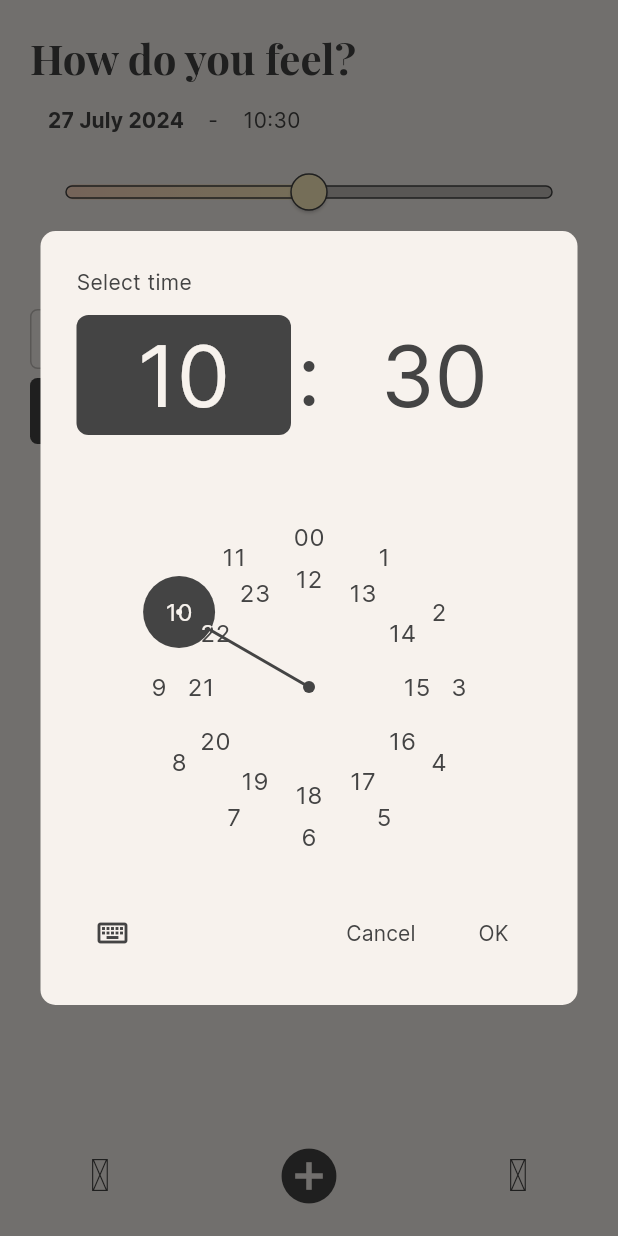
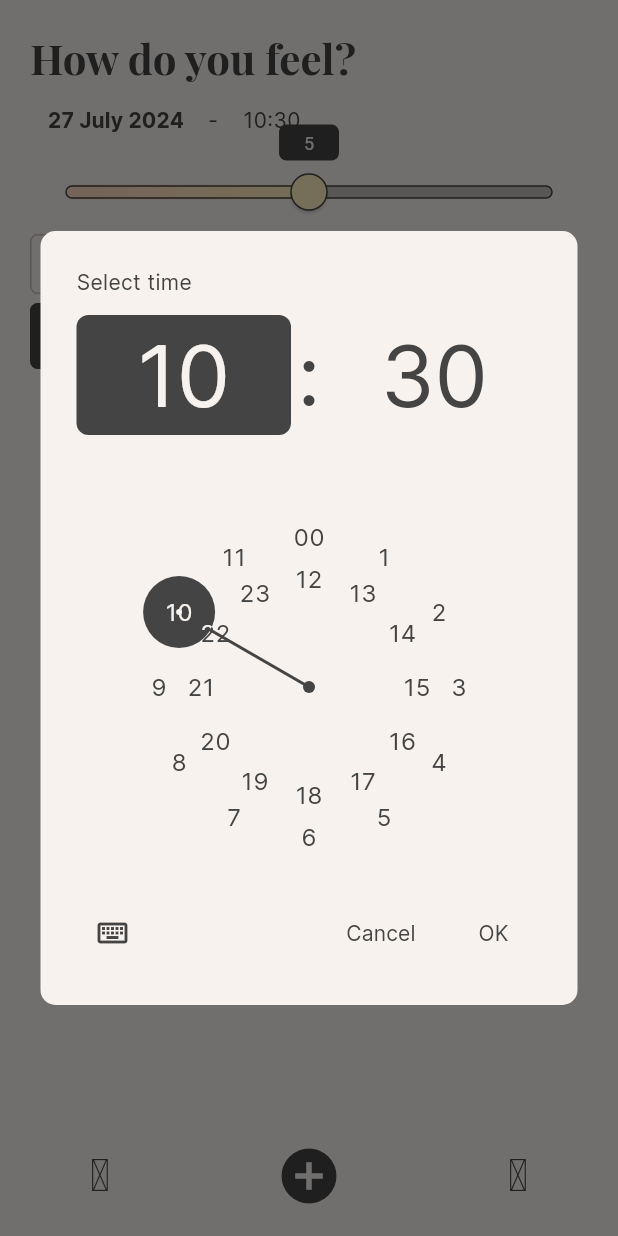
Before and after one commit to OscrTR/CalmNotes, a Flutter app: the ScreenEntry screen opened by its route, after a tap on an icon or button, on a phone screen of 412 x 824 dp. Run offline on Flutter 3.47's test engine with Material 3 defaults, Android fonts, the phone set to English and light mode, and no system bars; our stand-ins replace go_router, material_symbols_icons, sqflite; accounts and stored records are empty.

Commit message:
slider tooltip

```diff
--- a/lib/slider.dart
+++ b/lib/slider.dart
@@ -73,6 +73,7 @@ class _CustomSliderState extends State<CustomSlider> {
             thumbColor: thumbColor,
             inactiveTickMarkColor: Colors.transparent,
             activeTickMarkColor: Colors.transparent,
+            showValueIndicator: ShowValueIndicator.never,
           ),
           child: Slider(
             value: _currentSliderValue,
@@ -86,11 +87,6 @@ class _CustomSliderState extends State<CustomSlider> {
               });
             },
           ),
-        ),
-        const SizedBox(height: 16),
-        Text(
-          'Value: ${_currentSliderValue.toStringAsFixed(1)}',
-          style: const TextStyle(fontSize: 24),
         ),
       ],
     );
@@ -165,6 +161,62 @@ class CustomSliderThumbShape extends RoundSliderThumbShape {
       canvas.drawShadow(path, Colors.black, evaluatedElevation, true);
       canvas.drawCircle(center, radius, paint);
       canvas.drawCircle(center, radius, borderPaint);
+
+      // TextPainter to draw the value above the thumb
+      final TextSpan span = TextSpan(
+        text: '${(value * 10).round()}', // Format the value
+        style: const TextStyle(
+          fontSize: 12.0,
+          color: AppColors.backgroundColor,
+        ),
+      );
+
+      final TextPainter textPainter = TextPainter(
+        text: span,
+        textAlign: TextAlign.center,
+        textDirection: textDirection,
+      );
+
+      textPainter.layout();
+
+      const double backgroundWidth = 40;
+      const double backgroundHeight = 24;
+
+      // Background rectangle position
+      final Offset backgroundOffset = center -
+          Offset(
+            backgroundWidth / 2,
+            radius +
+                backgroundHeight +
+                9, // Offset to place background above thumb
+          );
+
+      // Draw the background rectangle
+      final Paint backgroundPaint = Paint()
+        ..color = AppColors.primaryColor // Background color
+        ..style = PaintingStyle.fill;
+
+      final Rect backgroundRect = Rect.fromLTWH(
+        backgroundOffset.dx,
+        backgroundOffset.dy,
+        backgroundWidth,
+        backgroundHeight,
+      );
+
+      canvas.drawRRect(
+        RRect.fromRectAndRadius(backgroundRect, const Radius.circular(5)),
+        backgroundPaint,
+      );
+
+      // Calculate the position to place the text within the background rectangle
+      final Offset textOffset = center -
+          Offset(
+            textPainter.width / 2,
+            21 + textPainter.height + 4, // Offset to place text above the thumb
+          );
+
+      // Paint the text on the canvas
+      textPainter.paint(canvas, textOffset);
     }
   }
 }
```
